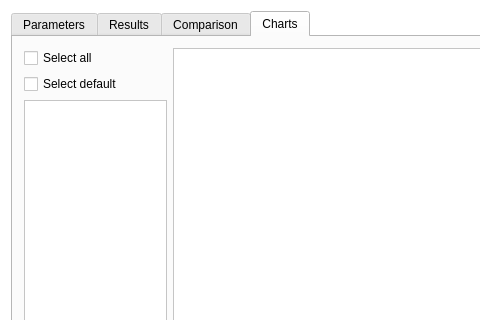
This is src/qtapp/mainwindow.ui in PAMDeveloper/QtSamara as Qt 5 draws it before an edit; both pictures show x 0 to 480 and y 0 to 320 of the 696 by 660 pixel window. The edited form follows.
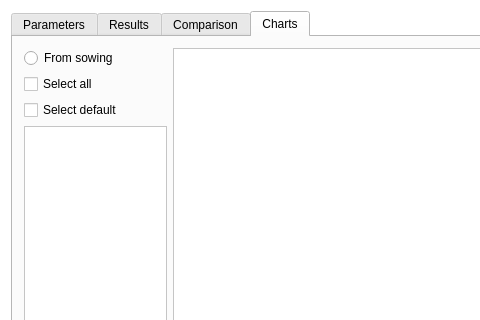
This is the edited form.

Commit message: Fixed Charts loading and axis Added parameters category colors Added zoom to sowing

Patch:
```diff
--- a/src/qtapp/mainwindow.ui
+++ b/src/qtapp/mainwindow.ui
@@ -383,6 +383,13 @@
          <layout class="QHBoxLayout" name="horizontalLayout_3" stretch="2,7">
           <item>
            <layout class="QVBoxLayout" name="verticalLayout_8">
+            <item>
+             <widget class="QRadioButton" name="sowingButton">
+              <property name="text">
+               <string>From sowing</string>
+              </property>
+             </widget>
+            </item>
             <item>
              <widget class="QCheckBox" name="selectAllBox">
               <property name="text">
@@ -408,7 +415,7 @@
                  <x>0</x>
                  <y>0</y>
                  <width>140</width>
-                 <height>546</height>
+                 <height>523</height>
                 </rect>
                </property>
                <layout class="QVBoxLayout" name="verticalLayout_6"/>
```
The commit also changes 8 other files.
